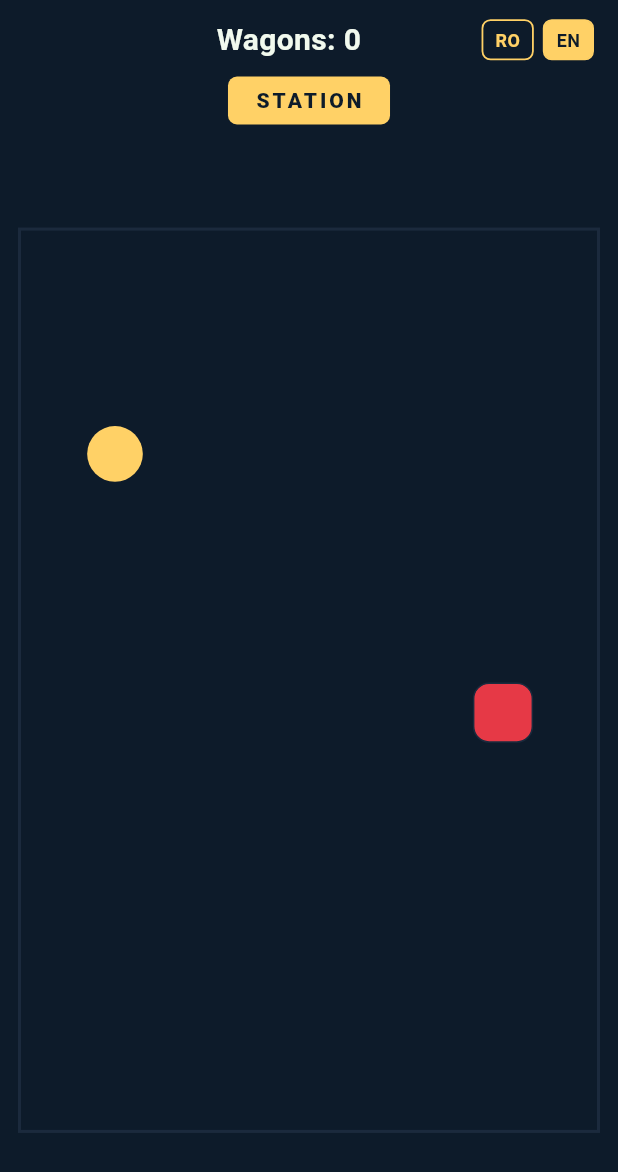
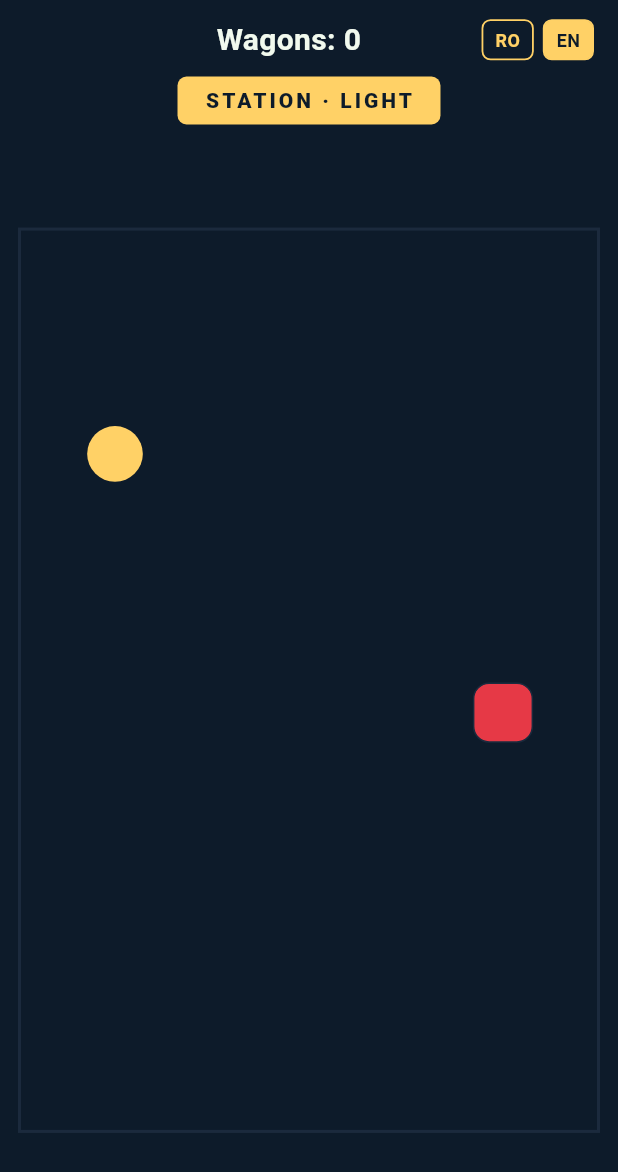
Before and after one commit to CROITMAN6891/Prinde-Metrou, a Flutter app: the screen it shows after launch, on a phone screen of 412 x 824 dp. Shown: the top 1172 px of the screen. Run offline on Flutter 3.47's test engine with Material 3 defaults, Android fonts, the phone set to English and light mode, and no system bars; our stand-ins replace google_mobile_ads, shared_preferences; generated files the repository leaves out were written again; network calls fail.

Commit message:
Add persistent speed tiers with a choice at every 25 wagons
Light -> medium -> hard. Each 25-wagon milestone in a run stops the game
and offers the next tier or staying put; at hard the prompt no longer
appears. The tier reached survives collisions and is saved with
shared_preferences across app restarts.

Co-Authored-By: Claude Opus 5.5 <noreply@anthropic.com>

```diff
--- a/lib/app.dart
+++ b/lib/app.dart
@@ -1,13 +1,16 @@
 import 'package:flutter/material.dart';
 import 'package:flutter_localizations/flutter_localizations.dart';
 
+import 'game/progress_store.dart';
 import 'l10n/generated/app_localizations.dart';
 import 'l10n/locale_controller.dart';
 import 'ui/screens/game_screen.dart';
 import 'ui/theme/metro_theme.dart';
 
 class PrindeMetrouApp extends StatefulWidget {
-  const PrindeMetrouApp({super.key});
+  const PrindeMetrouApp({super.key, required this.progressStore});
+
+  final ProgressStore progressStore;
 
   @override
   State<PrindeMetrouApp> createState() => _PrindeMetrouAppState();
@@ -39,7 +42,10 @@ class _PrindeMetrouAppState extends State<PrindeMetrouApp> {
             GlobalWidgetsLocalizations.delegate,
             GlobalCupertinoLocalizations.delegate,
           ],
-          home: GameScreen(localeController: _localeController),
+          home: GameScreen(
+            localeController: _localeController,
+            progressStore: widget.progressStore,
+          ),
         );
       },
     );
--- a/lib/core/constants.dart
+++ b/lib/core/constants.dart
@@ -4,7 +4,6 @@ class GameConstants {
   GameConstants._();
 
   static const GridSize gridSize = GridSize(columns: 9, rows: 14);
-  static const Duration tickInterval = Duration(milliseconds: 260);
   static const Duration collisionAnimationDuration =
       Duration(milliseconds: 550);
   static const Duration ouchMessageDuration = Duration(milliseconds: 700);
--- a/lib/game/game_controller.dart
+++ b/lib/game/game_controller.dart
@@ -5,18 +5,20 @@ import 'package:flutter/gestures.dart';
 import '../core/constants.dart';
 import '../core/grid.dart';
 import 'game_state.dart';
+import 'progress_store.dart';
 
 class GameController {
-  GameController(this.gameState);
+  GameController(this.gameState, {this.progressStore});
 
   final GameState gameState;
+  final ProgressStore? progressStore;
   Timer? _ticker;
   Completer<void>? _resumed;
 
   void start() {
     _ticker?.cancel();
     if (gameState.isPaused) return;
-    _ticker = Timer.periodic(GameConstants.tickInterval, (_) {
+    _ticker = Timer.periodic(gameState.tier.tickInterval, (_) {
       gameState.tick();
       if (gameState.phase != GamePhase.playing) {
         _ticker?.cancel();
@@ -26,6 +28,12 @@ class GameController {
 
   void resumeAfterCollision() {
     gameState.reset();
+    start();
+  }
+
+  void chooseTier({required bool advance}) {
+    gameState.chooseTier(advance: advance);
+    if (advance) progressStore?.saveTier(gameState.tier);
     start();
   }
 
--- a/lib/game/game_state.dart
+++ b/lib/game/game_state.dart
@@ -5,11 +5,18 @@ import 'package:flutter/foundation.dart';
 import '../core/constants.dart';
 import '../core/grid.dart';
 import 'collision.dart';
+import 'progression.dart';
 
-enum GamePhase { playing, colliding }
+enum GamePhase {
+  playing,
+  colliding,
+
+  /// Stopped at a milestone, waiting for the player to pick a speed tier.
+  choosingTier,
+}
 
 class GameState extends ChangeNotifier {
-  GameState({GridSize? gridSize})
+  GameState({GridSize? gridSize, this.tier = SpeedTier.light})
       : gridSize = gridSize ?? GameConstants.gridSize {
     _reset();
   }
@@ -21,6 +28,9 @@ class GameState extends ChangeNotifier {
   late Direction direction;
   Direction? _queuedDirection;
   late GridPosition wagon;
+
+  /// Survives [reset]: a collision restarts the score, not the speed.
+  SpeedTier tier;
   int score = 0;
   GamePhase phase = GamePhase.playing;
   CollisionSide? lastCollisionSide;
@@ -62,6 +72,9 @@ class GameState extends ChangeNotifier {
     if (grew) {
       score += 1;
       _spawnWagon();
+      if (isTierMilestone(score) && tier.next != null) {
+        phase = GamePhase.choosingTier;
+      }
     } else {
       segments.removeLast();
     }
@@ -79,6 +92,14 @@ class GameState extends ChangeNotifier {
   void _collide(CollisionSide side) {
     phase = GamePhase.colliding;
     lastCollisionSide = side;
+    notifyListeners();
+  }
+
+  /// Resolves a [GamePhase.choosingTier] stop: moves up a tier or stays.
+  void chooseTier({required bool advance}) {
+    if (phase != GamePhase.choosingTier) return;
+    if (advance) tier = tier.next ?? tier;
+    phase = GamePhase.playing;
     notifyListeners();
   }
 
--- /dev/null
+++ b/lib/game/progress_store.dart
@@ -0,0 +1,22 @@
+import 'package:shared_preferences/shared_preferences.dart';
+
+import 'progression.dart';
+
+/// Player progress that must survive app restarts.
+class ProgressStore {
+  ProgressStore(this._prefs);
+
+  static Future<ProgressStore> load() async =>
+      ProgressStore(await SharedPreferences.getInstance());
+
+  static const _tierKey = 'speedTier';
+
+  final SharedPreferences _prefs;
+
+  SpeedTier get tier {
+    final name = _prefs.getString(_tierKey);
+    return SpeedTier.values.asNameMap()[name] ?? SpeedTier.light;
+  }
+
+  Future<void> saveTier(SpeedTier tier) => _prefs.setString(_tierKey, tier.name);
+}
--- /dev/null
+++ b/lib/game/progression.dart
@@ -0,0 +1,20 @@
+/// Every this many wagons in a single run, the player is offered the next
+/// speed tier (as long as one exists).
+const int tierMilestoneInterval = 25;
+
+enum SpeedTier {
+  light(Duration(milliseconds: 260)),
+  medium(Duration(milliseconds: 200)),
+  hard(Duration(milliseconds: 150));
+
+  const SpeedTier(this.tickInterval);
+
+  final Duration tickInterval;
+
+  /// The tier after this one, or `null` at the top speed.
+  SpeedTier? get next =>
+      index + 1 < SpeedTier.values.length ? SpeedTier.values[index + 1] : null;
+}
+
+bool isTierMilestone(int score) =>
+    score > 0 && score % tierMilestoneInterval == 0;
--- a/lib/main.dart
+++ b/lib/main.dart
@@ -2,9 +2,11 @@ import 'package:flutter/material.dart';
 import 'package:google_mobile_ads/google_mobile_ads.dart';
 
 import 'app.dart';
+import 'game/progress_store.dart';
 
 Future<void> main() async {
   WidgetsFlutterBinding.ensureInitialized();
   await MobileAds.instance.initialize();
-  runApp(const PrindeMetrouApp());
+  final progressStore = await ProgressStore.load();
+  runApp(PrindeMetrouApp(progressStore: progressStore));
 }
--- a/lib/ui/screens/game_screen.dart
+++ b/lib/ui/screens/game_screen.dart
@@ -3,6 +3,7 @@ import 'package:flutter/material.dart';
 import '../../core/constants.dart';
 import '../../game/game_controller.dart';
 import '../../game/game_state.dart';
+import '../../game/progress_store.dart';
 import '../../l10n/generated/app_localizations.dart';
 import '../../l10n/locale_controller.dart';
 import '../theme/metro_theme.dart';
@@ -11,11 +12,17 @@ import '../widgets/collision_overlay.dart';
 import '../widgets/language_switcher.dart';
 import '../widgets/metro_grid.dart';
 import '../widgets/pause_overlay.dart';
+import '../widgets/tier_choice_overlay.dart';
 
 class GameScreen extends StatefulWidget {
-  const GameScreen({super.key, required this.localeController});
+  const GameScreen({
+    super.key,
+    required this.localeController,
+    required this.progressStore,
+  });
 
   final LocaleController localeController;
+  final ProgressStore progressStore;
 
   @override
   State<GameScreen> createState() => _GameScreenState();
@@ -32,8 +39,11 @@ class _GameScreenState extends State<GameScreen>
   @override
   void initState() {
     super.initState();
-    _gameState = GameState();
-    _gameController = GameController(_gameState);
+    _gameState = GameState(tier: widget.progressStore.tier);
+    _gameController = GameController(
+      _gameState,
+      progressStore: widget.progressStore,
+    );
     _collisionController = AnimationController(
       vsync: this,
       duration: GameConstants.collisionAnimationDuration,
@@ -116,7 +126,13 @@ class _GameScreenState extends State<GameScreen>
                 ],
               ),
             ),
-            _StationPlaque(label: l10n.stationLabel),
+            AnimatedBuilder(
+              animation: _gameState,
+              builder: (context, _) => _StationPlaque(
+                label: '${l10n.stationLabel} · '
+                    '${_gameState.tier.label(l10n).toUpperCase()}',
+              ),
+            ),
             Expanded(
               child: GestureDetector(
                 behavior: HitTestBehavior.opaque,
@@ -132,6 +148,18 @@ class _GameScreenState extends State<GameScreen>
                       ),
                     ),
                     CollisionOverlay(kind: _collisionMessage),
+                    Positioned.fill(
+                      child: AnimatedBuilder(
+                        animation: _gameState,
+                        builder: (context, _) => TierChoiceOverlay(
+                          visible:
+                              _gameState.phase == GamePhase.choosingTier,
+                          score: _gameState.score,
+                          tier: _gameState.tier,
+                          onChoose: _gameController.chooseTier,
+                        ),
+                      ),
+                    ),
                     Positioned.fill(
                       child: AnimatedBuilder(
                         animation: _gameState,
--- /dev/null
+++ b/lib/ui/widgets/tier_choice_overlay.dart
@@ -0,0 +1,97 @@
+import 'package:flutter/material.dart';
+
+import '../../game/progression.dart';
+import '../../l10n/generated/app_localizations.dart';
+import '../theme/metro_theme.dart';
+
+extension SpeedTierLabel on SpeedTier {
+  String label(AppLocalizations l10n) => switch (this) {
+        SpeedTier.light => l10n.tierLight,
+        SpeedTier.medium => l10n.tierMedium,
+        SpeedTier.hard => l10n.tierHard,
+      };
+}
+
+/// Shown at each 25-wagon milestone while a faster tier exists: the game is
+/// already stopped, and nothing resumes until one of the two buttons is hit.
+class TierChoiceOverlay extends StatelessWidget {
+  const TierChoiceOverlay({
+    super.key,
+    required this.visible,
+    required this.score,
+    required this.tier,
+    required this.onChoose,
+  });
+
+  final bool visible;
+  final int score;
+  final SpeedTier tier;
+  final void Function({required bool advance}) onChoose;
+
+  @override
+  Widget build(BuildContext context) {
+    final l10n = AppLocalizations.of(context);
+    final next = tier.next;
+    return IgnorePointer(
+      ignoring: !visible,
+      child: AnimatedOpacity(
+        opacity: visible ? 1 : 0,
+        duration: const Duration(milliseconds: 200),
+        child: ColoredBox(
+          color: Colors.black54,
+          child: Center(
+            child: Container(
+              margin: const EdgeInsets.symmetric(horizontal: 24),
+              padding: const EdgeInsets.fromLTRB(20, 22, 20, 18),
+              decoration: BoxDecoration(
+                color: MetroTheme.background,
+                borderRadius: BorderRadius.circular(14),
+                border: Border.all(color: MetroTheme.wagonColor, width: 2),
+              ),
+              child: Column(
+                mainAxisSize: MainAxisSize.min,
+                crossAxisAlignment: CrossAxisAlignment.stretch,
+                children: [
+                  Text(
+                    l10n.tierChoiceTitle(score),
+                    textAlign: TextAlign.center,
+                    style: const TextStyle(
+                      color: MetroTheme.wagonColor,
+                      fontSize: 26,
+                      fontWeight: FontWeight.bold,
+                    ),
+                  ),
+                  const SizedBox(height: 6),
+                  Text(
+                    l10n.tierCurrent(tier.label(l10n)),
+                    textAlign: TextAlign.center,
+                    style: const TextStyle(color: MetroTheme.scoreText),
+                  ),
+                  const SizedBox(height: 18),
+                  if (next != null)
+                    FilledButton(
+                      style: FilledButton.styleFrom(
+                        backgroundColor: MetroTheme.wagonColor,
+                        foregroundColor: MetroTheme.background,
+                      ),
+                      onPressed: () => onChoose(advance: true),
+                      child: Text(l10n.tierAdvance(next.label(l10n))),
+                    ),
+                  const SizedBox(height: 8),
+                  OutlinedButton(
+                    style: OutlinedButton.styleFrom(
+                      foregroundColor: MetroTheme.wagonColor,
+                      side: const BorderSide(color: MetroTheme.wagonColor),
+                    ),
+                    onPressed: () => onChoose(advance: false),
+                    child: Text(l10n.tierStay),
+                  ),
+                ],
+              ),
+            ),
+          ),
+        ),
+      ),
+    );
+  }
+}
--- a/pubspec.yaml
+++ b/pubspec.yaml
@@ -38,6 +38,7 @@ dependencies:
   flutter_localizations:
     sdk: flutter
   intl: ^0.20.3
+  shared_preferences: ^2.5.5
 
 dev_dependencies:
   flutter_test:
```
Also changed, not shown: lib/l10n/app_en.arb (+43 -0 lines), lib/l10n/app_ro.arb (+8 -1 lines), pubspec.lock, 2 other files.
